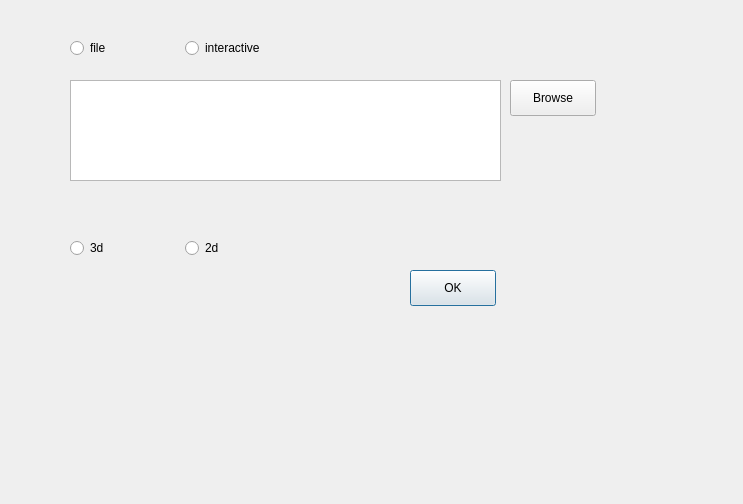
The window that Src/cop/dialog.ui (Atishya-jain/Cop290_ED_Software) describes before a commit, drawn with Qt 5.
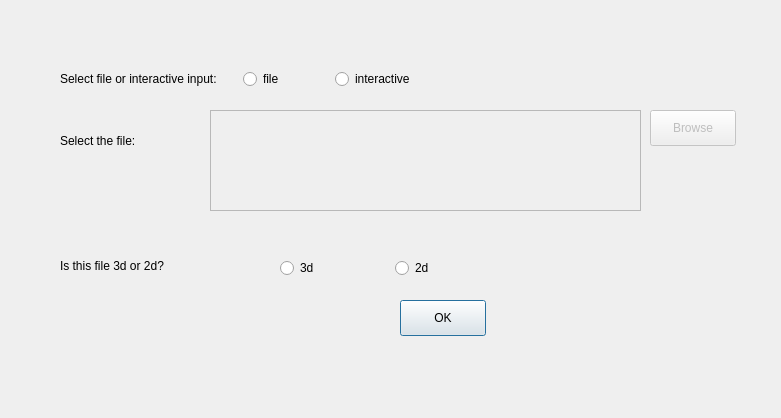
The same window after the commit.

Commit message: labels added for information

Patch:
```diff
--- a/Src/cop/dialog.ui
+++ b/Src/cop/dialog.ui
@@ -6,18 +6,21 @@
    <rect>
     <x>0</x>
     <y>0</y>
-    <width>743</width>
-    <height>504</height>
+    <width>781</width>
+    <height>418</height>
    </rect>
   </property>
   <property name="windowTitle">
    <string>Dialog</string>
   </property>
   <widget class="QTextEdit" name="filename">
+   <property name="enabled">
+    <bool>false</bool>
+   </property>
    <property name="geometry">
     <rect>
-     <x>70</x>
-     <y>80</y>
+     <x>210</x>
+     <y>110</y>
      <width>431</width>
      <height>101</height>
     </rect>
@@ -32,8 +35,8 @@
   <widget class="QPushButton" name="pushButton">
    <property name="geometry">
     <rect>
-     <x>410</x>
-     <y>270</y>
+     <x>400</x>
+     <y>300</y>
      <width>86</width>
      <height>36</height>
     </rect>
@@ -43,10 +46,13 @@
    </property>
   </widget>
   <widget class="QPushButton" name="browse">
+   <property name="enabled">
+    <bool>false</bool>
+   </property>
    <property name="geometry">
     <rect>
-     <x>510</x>
-     <y>80</y>
+     <x>650</x>
+     <y>110</y>
      <width>86</width>
      <height>36</height>
     </rect>
@@ -55,37 +61,11 @@
     <string>Browse</string>
    </property>
   </widget>
-  <widget class="QWidget" name="">
+  <widget class="QWidget" name="layoutWidget">
    <property name="geometry">
     <rect>
-     <x>70</x>
-     <y>30</y>
-     <width>224</width>
-     <height>36</height>
-    </rect>
-   </property>
-   <layout class="QHBoxLayout" name="horizontalLayout">
-    <item>
-     <widget class="QRadioButton" name="rad1_file">
-      <property name="text">
-       <string>file</string>
-      </property>
-     </widget>
-    </item>
-    <item>
-     <widget class="QRadioButton" name="rad2_inter">
-      <property name="text">
-       <string>interactive</string>
-      </property>
-     </widget>
-    </item>
-   </layout>
-  </widget>
-  <widget class="QWidget" name="">
-   <property name="geometry">
-    <rect>
-     <x>70</x>
-     <y>230</y>
+     <x>280</x>
+     <y>250</y>
      <width>224</width>
      <height>36</height>
     </rect>
@@ -107,6 +87,69 @@
     </item>
    </layout>
   </widget>
+  <widget class="QLabel" name="label_2">
+   <property name="geometry">
+    <rect>
+     <x>60</x>
+     <y>110</y>
+     <width>111</width>
+     <height>61</height>
+    </rect>
+   </property>
+   <property name="text">
+    <string>Select the file:</string>
+   </property>
+  </widget>
+  <widget class="QLabel" name="label_3">
+   <property name="geometry">
+    <rect>
+     <x>60</x>
+     <y>240</y>
+     <width>161</width>
+     <height>51</height>
+    </rect>
+   </property>
+   <property name="text">
+    <string>Is this file 3d or 2d?</string>
+   </property>
+  </widget>
+  <widget class="QWidget" name="">
+   <property name="geometry">
+    <rect>
+     <x>60</x>
+     <y>60</y>
+     <width>360</width>
+     <height>38</height>
+    </rect>
+   </property>
+   <layout class="QHBoxLayout" name="horizontalLayout_3">
+    <item>
+     <widget class="QLabel" name="label">
+      <property name="text">
+       <string>Select file or interactive input: </string>
+      </property>
+     </widget>
+    </item>
+    <item>
+     <layout class="QHBoxLayout" name="horizontalLayout">
+      <item>
+       <widget class="QRadioButton" name="rad1_file">
+        <property name="text">
+         <string>file</string>
+        </property>
+       </widget>
+      </item>
+      <item>
+       <widget class="QRadioButton" name="rad2_inter">
+        <property name="text">
+         <string>interactive</string>
+        </property>
+       </widget>
+      </item>
+     </layout>
+    </item>
+   </layout>
+  </widget>
  </widget>
  <resources/>
  <connections/>
```
The commit also changes 22 other files.
